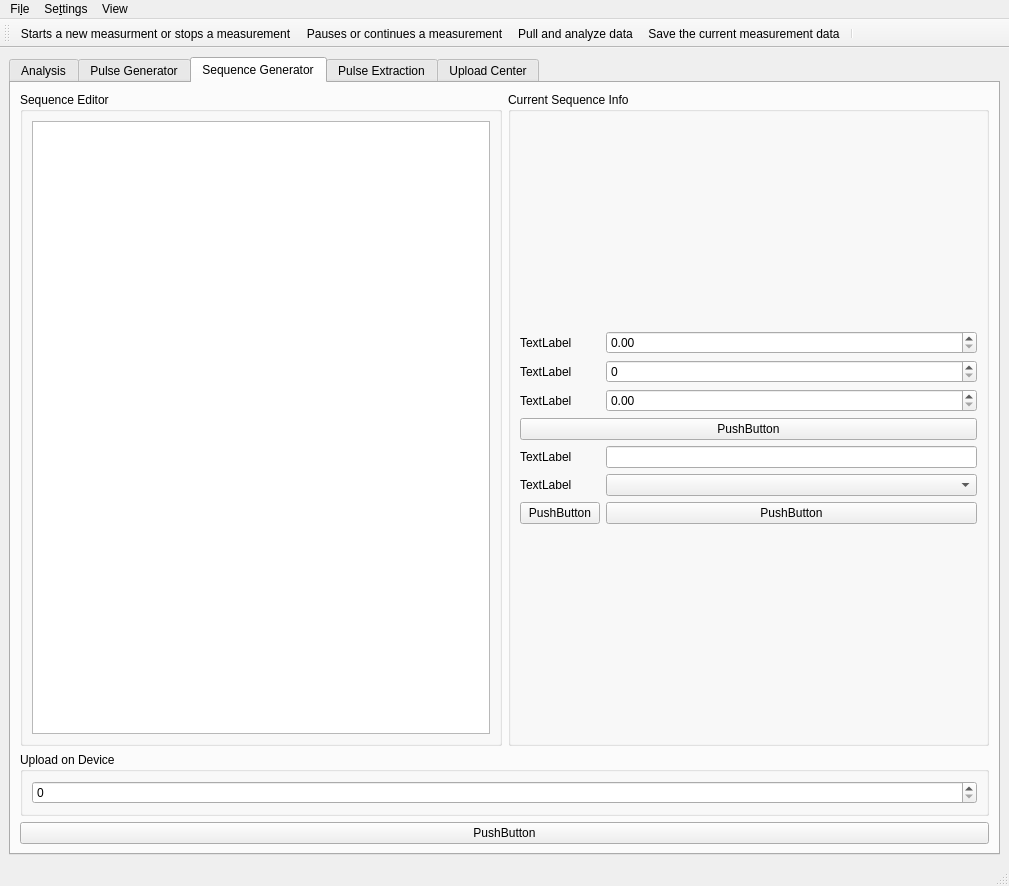
Old version of the form gui/pulsed/ui_pulsed_maingui.ui in the repository Ulm-IQO/qudi.
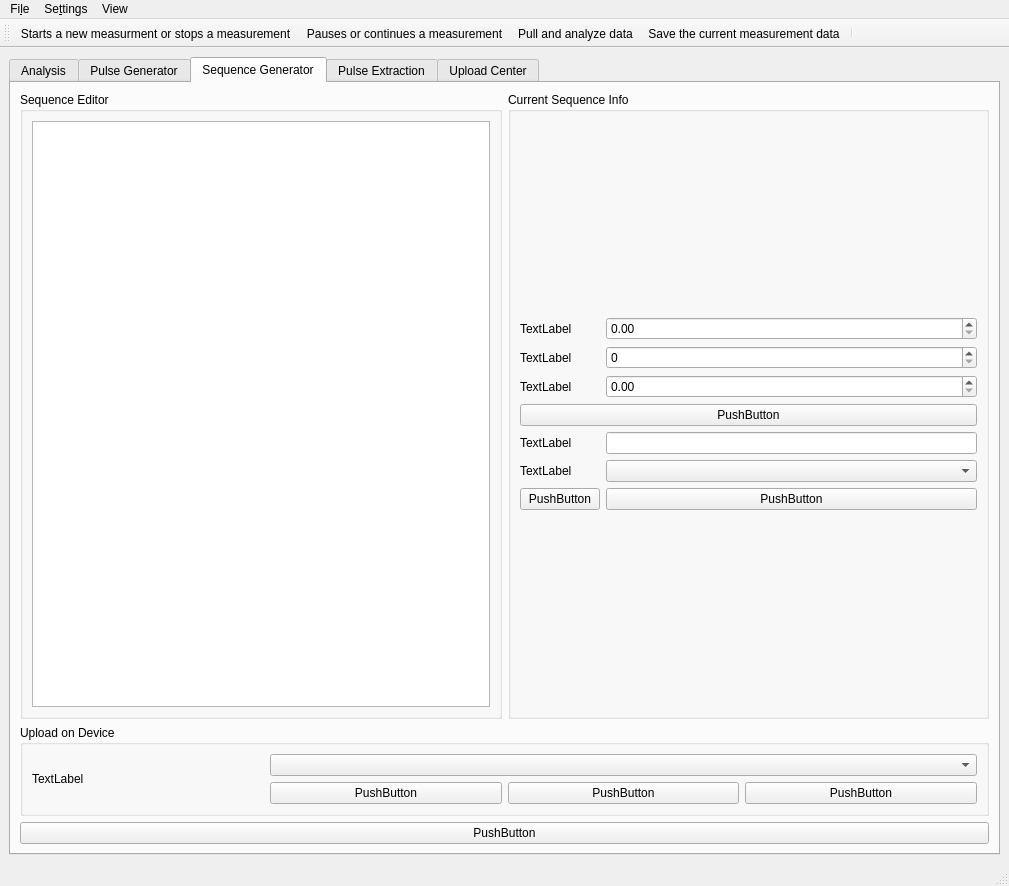
New version of the form. The open tabs and pages were chosen to show the change. Icons and pictures are not drawn. Custom widgets are drawn as their Qt base class.

Commit message: Add a first structure for the sequence generation and Upload Center.

```diff
--- a/gui/pulsed/ui_pulsed_maingui.ui
+++ b/gui/pulsed/ui_pulsed_maingui.ui
@@ -1384,8 +1384,36 @@
                <string>Upload on Device</string>
               </property>
               <layout class="QGridLayout" name="gridLayout_43">
-               <item row="0" column="0">
-                <widget class="QSpinBox" name="spinBox_2"/>
+               <item row="1" column="1">
+                <widget class="QPushButton" name="pushButton_5">
+                 <property name="text">
+                  <string>PushButton</string>
+                 </property>
+                </widget>
+               </item>
+               <item row="1" column="2">
+                <widget class="QPushButton" name="pushButton_6">
+                 <property name="text">
+                  <string>PushButton</string>
+                 </property>
+                </widget>
+               </item>
+               <item row="1" column="3">
+                <widget class="QPushButton" name="pushButton_7">
+                 <property name="text">
+                  <string>PushButton</string>
+                 </property>
+                </widget>
+               </item>
+               <item row="0" column="1" colspan="3">
+                <widget class="QComboBox" name="comboBox_2"/>
+               </item>
+               <item row="0" column="0" rowspan="2">
+                <widget class="QLabel" name="label_27">
+                 <property name="text">
+                  <string>TextLabel</string>
+                 </property>
+                </widget>
                </item>
               </layout>
              </widget>
```
The commit also changes 1 other file.
